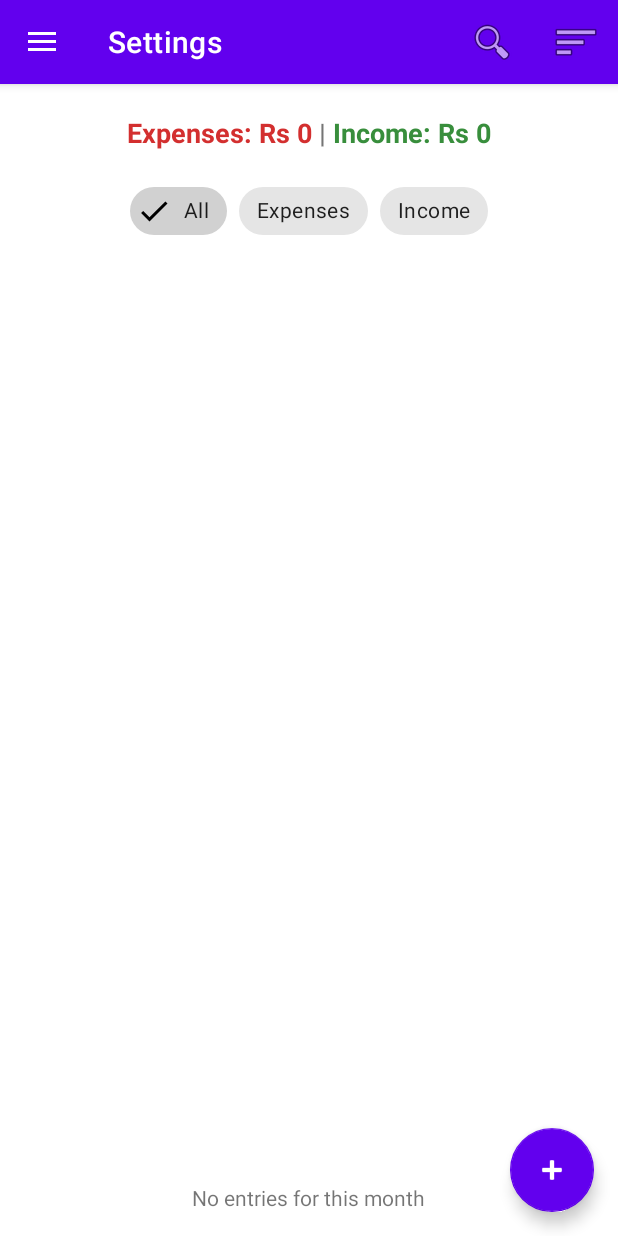
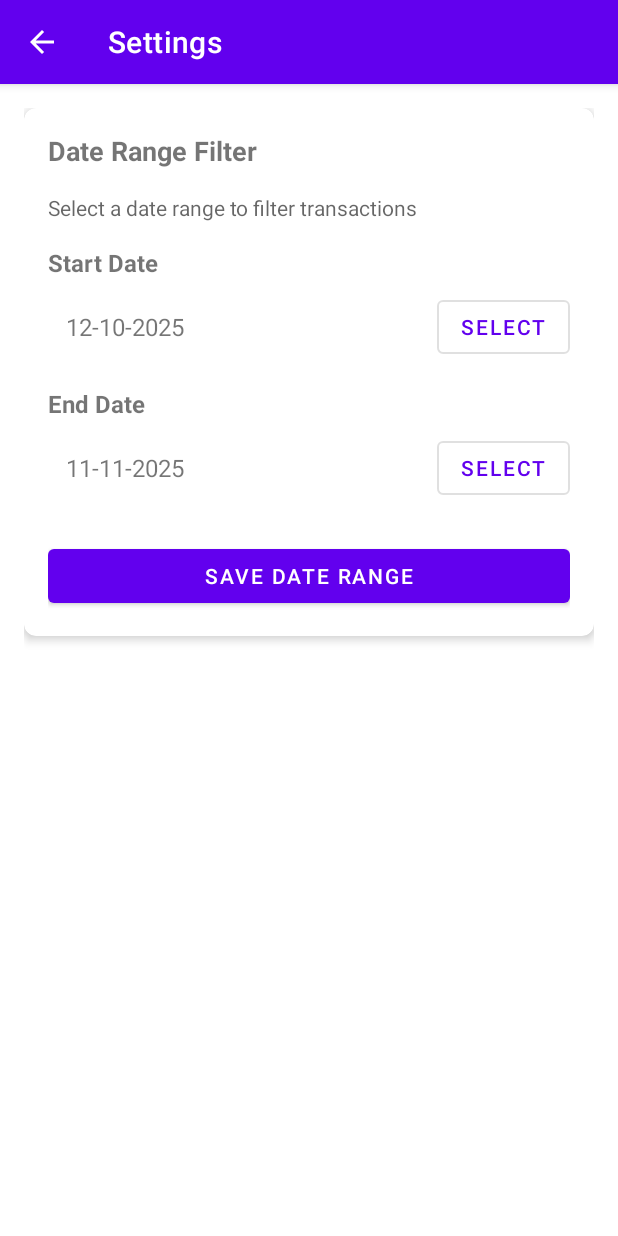
Before and after one commit to somanisushant23/ExpM, an Android app: the MainActivity screen opened directly, with no data from a screen before it, in the side drawer, after a tap on "Settings", on a phone screen of 412 x 824 dp. Run offline under Robolectric (Android 15) with nearby library versions, the phone set to English and light mode, and no system bars; our stand-ins replace Room's generated code.

Commit message:
Adding settings

```diff
--- a/app/src/main/AndroidManifest.xml
+++ b/app/src/main/AndroidManifest.xml
@@ -46,6 +46,11 @@
             android:parentActivityName=".activity.MainActivity" />
 
         <activity
+            android:name=".activity.SettingsActivity"
+            android:exported="false"
+            android:parentActivityName=".activity.MainActivity" />
+
+        <activity
             android:name=".activity.LoginActivity"
             android:exported="true" />
 
--- a/app/src/main/java/com/example/expm/activity/MainActivity.kt
+++ b/app/src/main/java/com/example/expm/activity/MainActivity.kt
@@ -130,7 +130,17 @@ class MainActivity : AppCompatActivity(), NavigationView.OnNavigationItemSelecte
 
         val tvEmpty = findViewById<TextView>(R.id.tv_empty)
         val tvTotalAmount = findViewById<TextView>(R.id.tv_total_amount)
+        val tvDateRange = findViewById<TextView>(R.id.tv_date_range)
         val chipGroup = findViewById<ChipGroup>(R.id.chip_group_filter)
+
+        // Observe start and end dates to display date range
+        viewModel.startDate.observe(this) { startDate ->
+            updateDateRangeDisplay(tvDateRange, startDate, viewModel.endDate.value)
+        }
+
+        viewModel.endDate.observe(this) { endDate ->
+            updateDateRangeDisplay(tvDateRange, viewModel.startDate.value, endDate)
+        }
 
         // Handle chip filter selection
         chipGroup.setOnCheckedStateChangeListener { group, checkedIds ->
@@ -267,9 +277,8 @@ class MainActivity : AppCompatActivity(), NavigationView.OnNavigationItemSelecte
                 startActivity(intent)
             }
             R.id.nav_settings -> {
-                supportActionBar?.title = getString(R.string.nav_settings)
-                Toast.makeText(this, "Settings - Coming Soon!", Toast.LENGTH_SHORT).show()
-                // TODO: Navigate to Settings Activity
+                val intent = Intent(this, SettingsActivity::class.java)
+                startActivity(intent)
             }
             R.id.nav_about -> {
                 val intent = Intent(this, AboutActivity::class.java)
@@ -282,6 +291,18 @@ class MainActivity : AppCompatActivity(), NavigationView.OnNavigationItemSelecte
         }
         drawerLayout.closeDrawer(GravityCompat.START)
         return true
+    }
+
+    /**
+     * Update the date range TextView with start and end dates
+     */
+    private fun updateDateRangeDisplay(tvDateRange: TextView, startDate: String?, endDate: String?) {
+        if (startDate != null && endDate != null) {
+            tvDateRange.text = "$startDate to $endDate"
+            tvDateRange.visibility = android.view.View.VISIBLE
+        } else {
+            tvDateRange.visibility = android.view.View.GONE
+        }
     }
 
     /**
--- /dev/null
+++ b/app/src/main/java/com/example/expm/activity/SettingsActivity.kt
@@ -0,0 +1,207 @@
+package com.example.expm.activity
+
+import android.app.DatePickerDialog
+import android.os.Bundle
+import android.widget.Button
+import android.widget.TextView
+import android.widget.Toast
+import androidx.appcompat.app.AppCompatActivity
+import androidx.appcompat.widget.Toolbar
+import androidx.lifecycle.lifecycleScope
+import com.example.expm.R
+import com.example.expm.data.AppDatabase
+import com.example.expm.data.Utility
+import kotlinx.coroutines.Dispatchers
+import kotlinx.coroutines.launch
+import kotlinx.coroutines.withContext
+import java.text.SimpleDateFormat
+import java.util.*
+
+class SettingsActivity : AppCompatActivity() {
+
+    private lateinit var tvStartDate: TextView
+    private lateinit var tvEndDate: TextView
+    private lateinit var btnSelectStartDate: Button
+    private lateinit var btnSelectEndDate: Button
+    private lateinit var btnSaveDateRange: Button
+    private lateinit var database: AppDatabase
+
+    private var startDateTimestamp: Long? = null
+    private var endDateTimestamp: Long? = null
+
+    private val dateFormat = SimpleDateFormat("dd-MM-yyyy", Locale.getDefault())
+
+    override fun onCreate(savedInstanceState: Bundle?) {
+        super.onCreate(savedInstanceState)
+        setContentView(R.layout.activity_settings)
+
+        // Setup Toolbar
+        val toolbar = findViewById<Toolbar>(R.id.toolbar)
+        setSupportActionBar(toolbar)
+        supportActionBar?.apply {
+            title = getString(R.string.nav_settings)
+            setDisplayHomeAsUpEnabled(true)
+        }
+
+        // Initialize views
+        tvStartDate = findViewById(R.id.tv_start_date)
+        tvEndDate = findViewById(R.id.tv_end_date)
+        btnSelectStartDate = findViewById(R.id.btn_select_start_date)
+        btnSelectEndDate = findViewById(R.id.btn_select_end_date)
+        btnSaveDateRange = findViewById(R.id.btn_save_date_range)
+
+        // Initialize database
+        database = AppDatabase.getInstance(applicationContext)
+
+        // Load existing date range
+        loadDateRange()
+
+        // Set up click listeners
+        btnSelectStartDate.setOnClickListener {
+            showDatePicker { timestamp ->
+                startDateTimestamp = timestamp
+                tvStartDate.text = dateFormat.format(Date(timestamp))
+            }
+        }
+
+        btnSelectEndDate.setOnClickListener {
+            showDatePicker { timestamp ->
+                endDateTimestamp = timestamp
+                tvEndDate.text = dateFormat.format(Date(timestamp))
+            }
+        }
+
+        btnSaveDateRange.setOnClickListener {
+            saveDateRange()
+        }
+    }
+
+    /**
+     * Load existing date range from database
+     */
+    private fun loadDateRange() {
+        lifecycleScope.launch {
+            val startDateUtility = withContext(Dispatchers.IO) {
+                database.utilityDao().getByKey("start_date")
+            }
+            val endDateUtility = withContext(Dispatchers.IO) {
+                database.utilityDao().getByKey("end_date")
+            }
+
+            startDateUtility?.let {
+                startDateTimestamp = it.data_value.toLongOrNull()
+                startDateTimestamp?.let { timestamp ->
+                    tvStartDate.text = dateFormat.format(Date(timestamp))
+                }
+            }
+
+            endDateUtility?.let {
+                endDateTimestamp = it.data_value.toLongOrNull()
+                endDateTimestamp?.let { timestamp ->
+                    tvEndDate.text = dateFormat.format(Date(timestamp))
+                }
+            }
+        }
+    }
+
+    /**
+     * Show date picker dialog
+     */
+    private fun showDatePicker(onDateSelected: (Long) -> Unit) {
+        val calendar = Calendar.getInstance()
+        val year = calendar.get(Calendar.YEAR)
+        val month = calendar.get(Calendar.MONTH)
+        val day = calendar.get(Calendar.DAY_OF_MONTH)
+
+        val datePickerDialog = DatePickerDialog(
+            this,
+            { _, selectedYear, selectedMonth, selectedDay ->
+                calendar.set(selectedYear, selectedMonth, selectedDay, 0, 0, 0)
+                calendar.set(Calendar.MILLISECOND, 0)
+                onDateSelected(calendar.timeInMillis)
+            },
+            year,
+            month,
+            day
+        )
+        datePickerDialog.show()
+    }
+
+    /**
+     * Save date range to database
+     */
+    private fun saveDateRange() {
+        if (startDateTimestamp == null || endDateTimestamp == null) {
+            Toast.makeText(this, "Please select both start and end dates", Toast.LENGTH_SHORT).show()
+            return
+        }
+
+        if (startDateTimestamp!! > endDateTimestamp!!) {
+            Toast.makeText(this, "Start date must be before end date", Toast.LENGTH_SHORT).show()
+            return
+        }
+
+        lifecycleScope.launch {
+            try {
+                withContext(Dispatchers.IO) {
+                    // Check if entries already exist
+                    val existingStartDate = database.utilityDao().getByKey("start_date")
+                    val existingEndDate = database.utilityDao().getByKey("end_date")
+
+                    val currentTime = System.currentTimeMillis()
+
+                    if (existingStartDate != null) {
+                        // Update existing
+                        database.utilityDao().update(
+                            existingStartDate.copy(
+                                data_value = startDateTimestamp.toString(),
+                                updated_on = currentTime
+                            )
+                        )
+                    } else {
+                        // Insert new
+                        database.utilityDao().insert(
+                            Utility(
+                                data_key = "start_date",
+                                data_value = startDateTimestamp.toString(),
+                                created_on = currentTime,
+                                updated_on = currentTime,
+                                isActive = true
+                            )
+                        )
+                    }
+
+                    if (existingEndDate != null) {
+                        // Update existing
+                        database.utilityDao().update(
+                            existingEndDate.copy(
+                                data_value = endDateTimestamp.toString(),
+                                updated_on = currentTime
+                            )
+                        )
+                    } else {
+                        // Insert new
+                        database.utilityDao().insert(
+                            Utility(
+                                data_key = "end_date",
+                                data_value = endDateTimestamp.toString(),
+                                created_on = currentTime,
+                                updated_on = currentTime,
+                                isActive = true
+                            )
+                        )
+                    }
+                }
+
+                Toast.makeText(this@SettingsActivity, "Date range saved successfully", Toast.LENGTH_SHORT).show()
+            } catch (e: Exception) {
+                Toast.makeText(this@SettingsActivity, "Error saving date range: ${e.message}", Toast.LENGTH_SHORT).show()
+            }
+        }
+    }
+
+    override fun onSupportNavigateUp(): Boolean {
+        onBackPressedDispatcher.onBackPressed()
+        return true
+    }
+}
--- a/app/src/main/java/com/example/expm/viewmodel/MainViewModel.kt
+++ b/app/src/main/java/com/example/expm/viewmodel/MainViewModel.kt
@@ -16,6 +16,7 @@ import java.util.Locale
 
 class MainViewModel(application: Application) : AndroidViewModel(application) {
     private val dao = AppDatabase.getInstance(application).entryDao()
+    private val utilityDao = AppDatabase.getInstance(application).utilityDao()
 
     // Prepare date helpers
     private val sdf = SimpleDateFormat("yyyy-MM-dd", Locale.getDefault())
@@ -31,6 +32,32 @@ class MainViewModel(application: Application) : AndroidViewModel(application) {
 
     // Search query
     private val _searchQuery = MutableLiveData<String>("")
+
+    // Start and end timestamps from Utility DB
+    private val startTimestampLiveData: LiveData<Long?> = utilityDao.getByKeyFlow("start_date")
+        .asLiveData()
+        .map { it?.data_value?.toLongOrNull() }
+
+    private val endTimestampLiveData: LiveData<Long?> = utilityDao.getByKeyFlow("end_date")
+        .asLiveData()
+        .map { it?.data_value?.toLongOrNull() }
+
+    // Expose formatted dates for UI
+    val startDate: LiveData<String?> = startTimestampLiveData.map { timestamp ->
+        timestamp?.let { AppUtils.formatTimestampToDate(it) }
+    }
+
+    val endDate: LiveData<String?> = endTimestampLiveData.map { timestamp ->
+        timestamp?.let { AppUtils.formatTimestampToDate(it) }
+    }
+
+    private fun <T, R> LiveData<T>.map(transform: (T) -> R): LiveData<R> {
+        val result = MediatorLiveData<R>()
+        result.addSource(this) { value ->
+            result.value = transform(value)
+        }
+        return result
+    }
 
     fun setFilterType(type: String) {
         _filterType.value = type
@@ -53,18 +80,25 @@ class MainViewModel(application: Application) : AndroidViewModel(application) {
         var currentFilterType: String = "All"
         var currentSortOrder: String = "date_desc"
         var currentSearchQuery: String = ""
+        var currentStartTimestamp: Long? = null
+        var currentEndTimestamp: Long? = null
 
         fun update() {
             val entries = currentEntries ?: return
 
-            // Filter by current month and type
+            // Filter by timestamp range and type
             val filtered = entries.filter { entry ->
-                // First filter by current month
-                val isCurrentMonth = try {
-                    AppUtils.isTimestampInCurrentMonth(entry.created_on)
-                } catch (e: Exception) {
-                    Log.e("MainViewModel", "Error occurred: ", e)
-                    false
+                // First filter by timestamp range
+                val isInRange = if (currentStartTimestamp != null && currentEndTimestamp != null) {
+                    entry.created_on >= currentStartTimestamp!! && entry.created_on <= currentEndTimestamp!!
+                } else {
+                    // If timestamps are not set, fall back to current month
+                    try {
+                        AppUtils.isTimestampInCurrentMonth(entry.created_on)
+                    } catch (e: Exception) {
+                        Log.e("MainViewModel", "Error occurred: ", e)
+                        false
+                    }
                 }
 
                 // Then filter by type
@@ -85,7 +119,7 @@ class MainViewModel(application: Application) : AndroidViewModel(application) {
                     entry.notes.lowercase().contains(query)
                 }
 
-                isCurrentMonth && matchesType && matchesSearch
+                isInRange && matchesType && matchesSearch
             }
 
             // Sort the filtered list
@@ -119,5 +153,15 @@ class MainViewModel(application: Application) : AndroidViewModel(application) {
             currentSearchQuery = searchQuery
             update()
         }
+
+        addSource(startTimestampLiveData) { startTimestamp ->
+            currentStartTimestamp = startTimestamp
+            update()
+        }
+
+        addSource(endTimestampLiveData) { endTimestamp ->
+            currentEndTimestamp = endTimestamp
+            update()
+        }
     }
 }
--- /dev/null
+++ b/app/src/main/res/layout/activity_settings.xml
@@ -0,0 +1,150 @@
+<?xml version="1.0" encoding="utf-8"?>
+<androidx.coordinatorlayout.widget.CoordinatorLayout xmlns:android="http://schemas.android.com/apk/res/android"
+    xmlns:app="http://schemas.android.com/apk/res-auto"
+    android:layout_width="match_parent"
+    android:layout_height="match_parent">
+
+    <com.google.android.material.appbar.AppBarLayout
+        android:layout_width="match_parent"
+        android:layout_height="wrap_content">
+
+        <androidx.appcompat.widget.Toolbar
+            android:id="@+id/toolbar"
+            android:layout_width="match_parent"
+            android:layout_height="?attr/actionBarSize"
+            android:background="?attr/colorPrimary"
+            android:theme="@style/ThemeOverlay.AppCompat.Dark.ActionBar"
+            app:popupTheme="@style/ThemeOverlay.AppCompat.Light" />
+
+    </com.google.android.material.appbar.AppBarLayout>
+
+    <androidx.core.widget.NestedScrollView
+        android:layout_width="match_parent"
+        android:layout_height="match_parent"
+        app:layout_behavior="@string/appbar_scrolling_view_behavior">
+
+        <LinearLayout
+            android:layout_width="match_parent"
+            android:layout_height="wrap_content"
+            android:orientation="vertical"
+            android:padding="16dp">
+
+            <!-- Date Range Section -->
+            <com.google.android.material.card.MaterialCardView
+                android:layout_width="match_parent"
+                android:layout_height="wrap_content"
+                android:layout_marginBottom="16dp"
+                app:cardCornerRadius="8dp"
+                app:cardElevation="4dp">
+
+                <LinearLayout
+                    android:layout_width="match_parent"
+                    android:layout_height="wrap_content"
+                    android:orientation="vertical"
+                    android:padding="16dp">
+
+                    <TextView
+                        android:layout_width="wrap_content"
+                        android:layout_height="wrap_content"
+                        android:text="@string/date_range_filter"
+                        android:textSize="18sp"
+                        android:textStyle="bold"
+                        android:layout_marginBottom="16dp" />
+
+                    <TextView
+                        android:layout_width="wrap_content"
+                        android:layout_height="wrap_content"
+                        android:text="@string/date_range_description"
+                        android:textSize="14sp"
+                        android:layout_marginBottom="16dp"
+                        android:textColor="?android:attr/textColorSecondary" />
+
+                    <!-- Start Date Selection -->
+                    <TextView
+                        android:layout_width="wrap_content"
+                        android:layout_height="wrap_content"
+                        android:text="@string/start_date"
+                        android:textSize="16sp"
+                        android:textStyle="bold"
+                        android:layout_marginBottom="8dp" />
+
+                    <LinearLayout
+                        android:layout_width="match_parent"
+                        android:layout_height="wrap_content"
+                        android:orientation="horizontal"
+                        android:layout_marginBottom="16dp">
+
+                        <TextView
+                            android:id="@+id/tv_start_date"
+                            android:layout_width="0dp"
+                            android:layout_height="wrap_content"
+                            android:layout_weight="1"
+                            android:text="@string/not_set"
+                            android:textSize="16sp"
+                            android:padding="12dp"
+                            android:background="?attr/selectableItemBackground"
+                            android:layout_gravity="center_vertical" />
+
+                        <Button
+                            android:id="@+id/btn_select_start_date"
+                            style="@style/Widget.MaterialComponents.Button.OutlinedButton"
+                            android:layout_width="wrap_content"
+                            android:layout_height="wrap_content"
+                            android:text="@string/select_date"
+                            android:layout_marginStart="8dp" />
+
+                    </LinearLayout>
+
+                    <!-- End Date Selection -->
+                    <TextView
+                        android:layout_width="wrap_content"
+                        android:layout_height="wrap_content"
+                        android:text="@string/end_date"
+                        android:textSize="16sp"
+                        android:textStyle="bold"
+                        android:layout_marginBottom="8dp" />
+
+                    <LinearLayout
+                        android:layout_width="match_parent"
+                        android:layout_height="wrap_content"
+                        android:orientation="horizontal"
+                        android:layout_marginBottom="16dp">
+
+                        <TextView
+                            android:id="@+id/tv_end_date"
+                            android:layout_width="0dp"
+                            android:layout_height="wrap_content"
+                            android:layout_weight="1"
+                            android:text="@string/not_set"
+                            android:textSize="16sp"
+                            android:padding="12dp"
+                            android:background="?attr/selectableItemBackground"
+                            android:layout_gravity="center_vertical" />
+
+                        <Button
+                            android:id="@+id/btn_select_end_date"
+                            style="@style/Widget.MaterialComponents.Button.OutlinedButton"
+                            android:layout_width="wrap_content"
+                            android:layout_height="wrap_content"
+                            android:text="@string/select_date"
+                            android:layout_marginStart="8dp" />
+
+                    </LinearLayout>
+
+                    <!-- Save Button -->
+                    <Button
+                        android:id="@+id/btn_save_date_range"
+                        android:layout_width="match_parent"
+                        android:layout_height="wrap_content"
+                        android:text="@string/save_date_range"
+                        android:layout_marginTop="8dp" />
+
+                </LinearLayout>
+
+            </com.google.android.material.card.MaterialCardView>
+
+        </LinearLayout>
+
+    </androidx.core.widget.NestedScrollView>
+
+</androidx.coordinatorlayout.widget.CoordinatorLayout>
--- a/app/src/main/res/values/strings.xml
+++ b/app/src/main/res/values/strings.xml
@@ -63,4 +63,13 @@
     <!-- Search options -->
     <string name="action_search">Search</string>
     <string name="search_hint">Search by title, amount, or notes</string>
+
+    <!-- Settings screen strings -->
+    <string name="date_range_filter">Date Range Filter</string>
+    <string name="date_range_description">Select a date range to filter transactions</string>
+    <string name="start_date">Start Date</string>
+    <string name="end_date">End Date</string>
+    <string name="select_date">Select</string>
+    <string name="save_date_range">Save Date Range</string>
+    <string name="not_set">Not set</string>
 </resources>
```
Also changed, not shown: app/src/main/java/com/example/expm/activity/SplashActivity.kt (+65 -0 lines), app/src/main/res/layout/activity_main.xml (+10 -0 lines), 1 other file.
